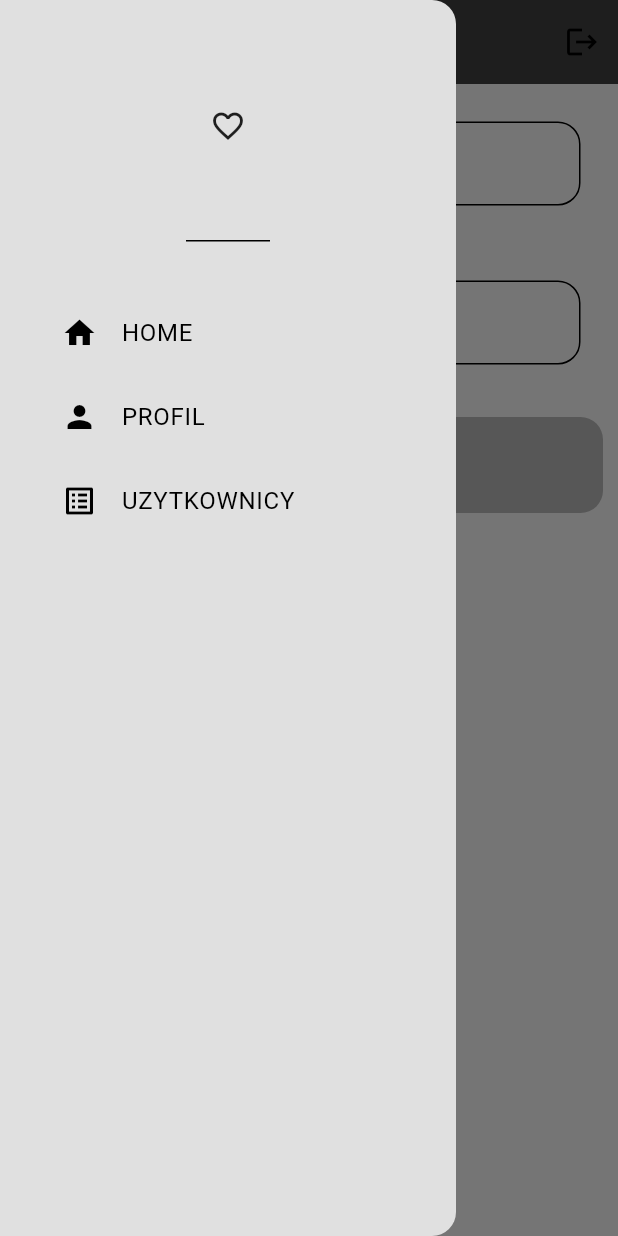
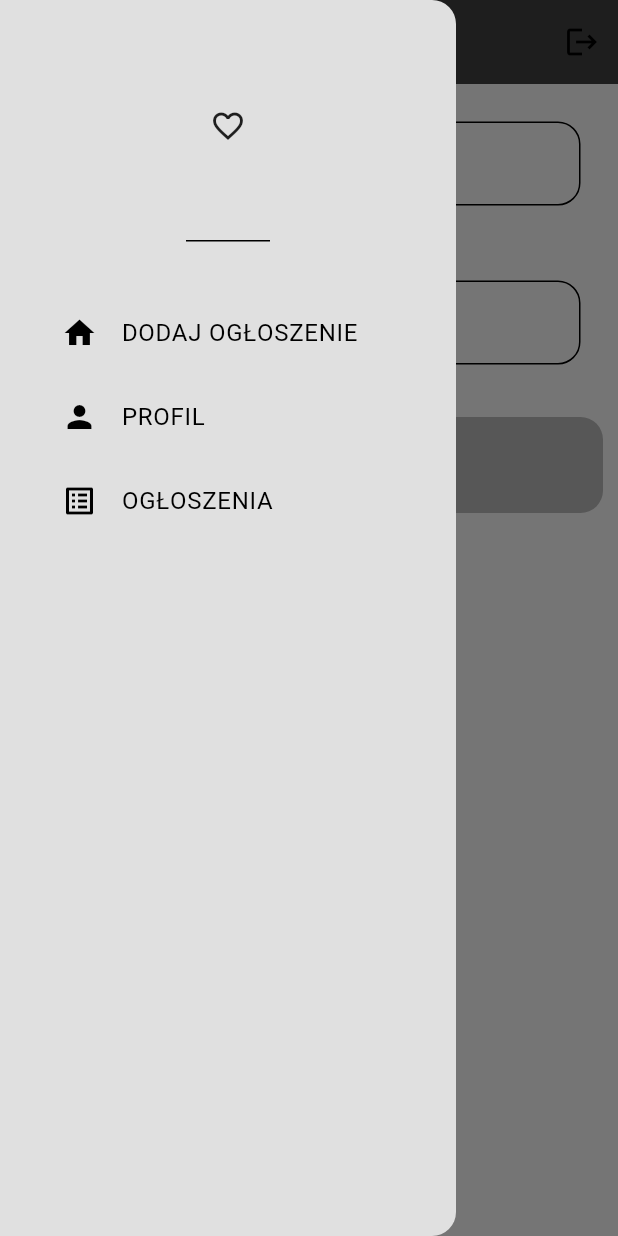
Before and after one commit to MichalDawidowicz/pieski, a Flutter app: the screen it shows once a user with an empty profile is signed in, with the side drawer open, on a phone screen of 412 x 824 dp. Run offline on Flutter 3.47's test engine with Material 3 defaults, Android fonts, the phone set to English and light mode, and no system bars; our stand-ins replace cloud_firestore, firebase_auth, firebase_core; accounts and stored records are empty; network calls fail.

Commit message:
Zmieniony wygląd

```diff
--- a/lib/components/my_drawer.dart
+++ b/lib/components/my_drawer.dart
@@ -17,7 +17,7 @@ class MyDrawer extends StatelessWidget {
           padding: const EdgeInsets.only(left: 25.0),
           child: ListTile(
             leading: Icon(Icons.home),
-            title: Text("HOME"),
+            title: Text("DODAJ OGŁOSZENIE"),
             onTap: (){
               Navigator.pop(context);
             },
@@ -40,7 +40,7 @@ class MyDrawer extends StatelessWidget {
             padding: const EdgeInsets.only(left: 25.0),
             child: ListTile(
               leading: Icon(Icons.list_alt),
-              title: Text("UZYTKOWNICY"),
+              title: Text("OGŁOSZENIA"),
               onTap: (){
                 Navigator.pop(context);
                 Navigator.pushNamed(context, '/users_page');
--- a/lib/main.dart
+++ b/lib/main.dart
@@ -29,7 +29,7 @@ class MyApp extends StatelessWidget {
         '/login_register_page':(context) => const LoginOrRegister(),
         '/home_page':(context) =>  HomePage(),
         '/profile_page':(context) =>  ProfilePage(),
-        '/users_page':(context) => const UsersPage(),
+        '/users_page':(context) =>  UsersPage(),
 
       },
     );
--- a/lib/pages/home_page.dart
+++ b/lib/pages/home_page.dart
@@ -32,7 +32,7 @@ class HomePage extends StatelessWidget {
   Widget build(BuildContext context) {
     return Scaffold(
       appBar: AppBar(
-        title: Text("OGLOSZENIA"),
+        title: Text("DODAJ OGŁOSZENIE"),
         backgroundColor: Theme.of(context).colorScheme.inversePrimary,
         elevation: 0,
         actions: [
@@ -65,37 +65,6 @@ class HomePage extends StatelessWidget {
           PostButton(
             onTap: postMessage,
           ),
-          StreamBuilder(stream: database.getPostStream(),
-              builder: (context,snapshot){
-                if(snapshot.connectionState==ConnectionState.waiting){
-                  return Center(
-                    child: CircularProgressIndicator(),
-                  );
-                }
-                final posts =snapshot.data!.docs;
-                if(snapshot.data==null || posts.isEmpty){
-                  return const Center(
-                    child: Padding(padding: EdgeInsets.all(25),child: Text("Brak danych"),) ,
-                  );
-                }
-                return Expanded(child: ListView.builder(
-                    itemCount: posts.length,
-                    itemBuilder: (context,index){
-                      final post =posts[index];
-                      String title = post['PostTitle'];
-                      String message = post['PostMessage'];
-                      String userEmail = post['UserEmail'];
-
-                      return ListTile(
-                        title: Text(title),
-                        subtitle: Text(message + userEmail),
-
-
-                      );
-
-                    }));
-              },)
-
         ],
       ),
     );
```
Also changed, not shown: lib/pages/users_page.dart (+32 -11 lines).
